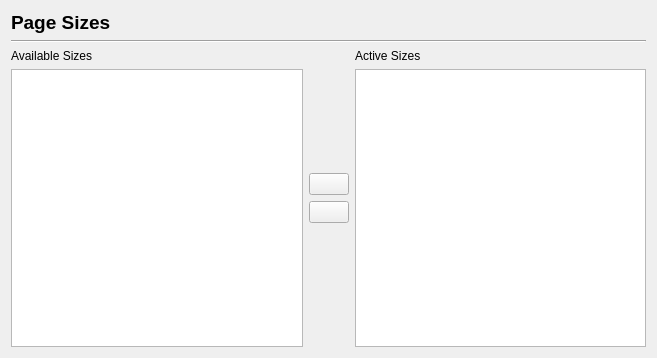
scribusproject/scribus, file scribus/ui/prefs_pagesizesbase.ui: the form before one commit.
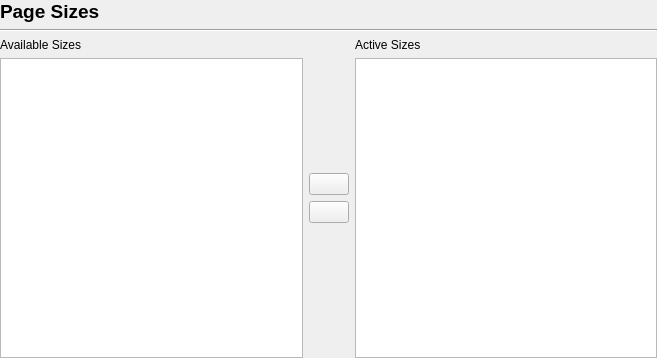
The form after the commit.

The edit to the form file:
```diff
--- a/scribus/ui/prefs_pagesizesbase.ui
+++ b/scribus/ui/prefs_pagesizesbase.ui
@@ -14,6 +14,18 @@
    <string notr="true">Form</string>
   </property>
   <layout class="QVBoxLayout" name="verticalLayout_4">
+   <property name="leftMargin">
+    <number>0</number>
+   </property>
+   <property name="topMargin">
+    <number>0</number>
+   </property>
+   <property name="rightMargin">
+    <number>0</number>
+   </property>
+   <property name="bottomMargin">
+    <number>0</number>
+   </property>
    <item>
     <widget class="QLabel" name="label">
      <property name="font">
```
